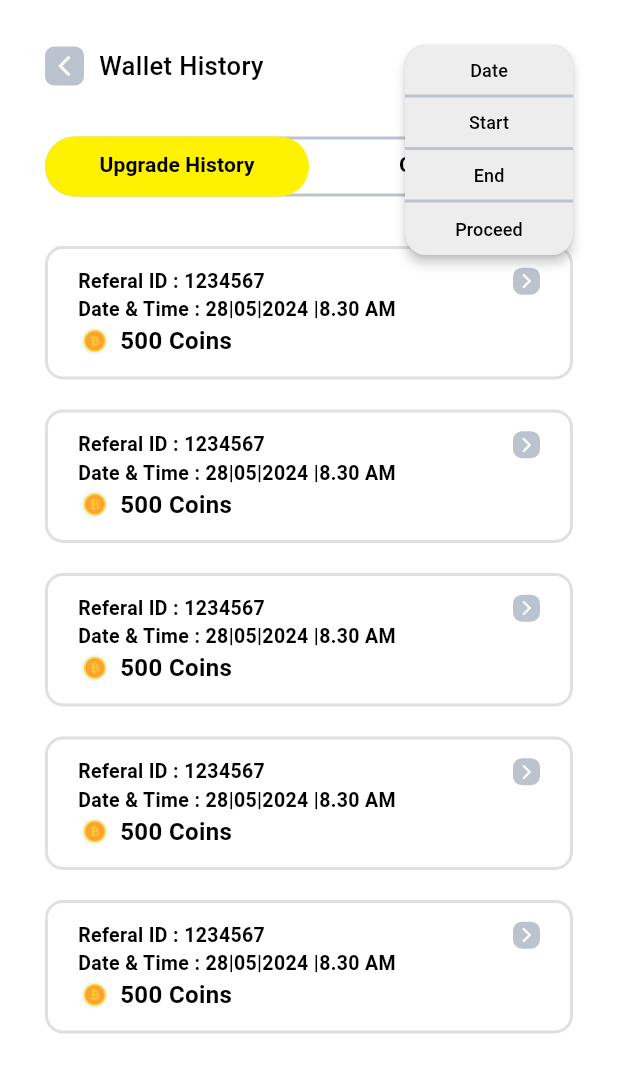
After one commit to muhammed-aslam-pm/Homeegram, a Flutter app: the WalletHistoryPage screen opened by its route, after a tap on the "swap vert" icon, on a phone screen of 412 x 824 dp. The commit adds this screen. Shown: the top 1073 px of the screen. Run offline on Flutter 3.47's test engine with Material 3 defaults, Android fonts, the light colour scheme and no system bars; our stand-ins replace bloc, dartz, dio, flutter_bloc, flutter_localization, freezed_annotation and 6 more; accounts and stored records are empty; generated files the repository leaves out were written again.

Commit message:
wallet history and refferal history completed

```diff
--- a/lib/core/config/theme/app_colors.dart
+++ b/lib/core/config/theme/app_colors.dart
@@ -16,8 +16,11 @@ class AppColors {
   static const Color warning = Color(0xFFF59E0B);
   static const Color info = Color(0xFF3B82F6);
 
+  static const Color containerBorder = Color(0xffe0e0e0);
+
   static const Color grey1 = Colors.grey;
   static const Color grey2 = Color(0xFFededed);
+  static const Color grey3 = Color(0xFFbbc3ce);
 
   // Dark Theme Colors ------------------------------------------------------------------------------
   static const Color darkPrimary = Color.fromARGB(255, 254, 242, 0);
--- a/lib/core/navigation/navigation_extensions.dart
+++ b/lib/core/navigation/navigation_extensions.dart
@@ -52,4 +52,12 @@ extension NavigationExtensions on BuildContext {
   void successScreen() {
     pushNamed('success_screen');
   }
+
+  void pushRefferalHistory() {
+    pushNamed('refferal_history');
+  }
+
+  void pushWalletHistory() {
+    pushNamed('wallet_history');
+  }
 }
--- a/lib/core/router/app_router.dart
+++ b/lib/core/router/app_router.dart
@@ -9,10 +9,12 @@ import 'package:homeegram/features/auth/presentation/pages/professionl_category_
 import 'package:homeegram/features/auth/presentation/pages/profile_information_page.dart';
 import 'package:homeegram/features/auth/presentation/pages/sign_up_page.dart';
 import 'package:homeegram/features/home/home_page.dart';
-import 'package:homeegram/features/wallet/presentation/pages/git_coins_page.dart';
+import 'package:homeegram/features/wallet/presentation/pages/gift_coins_page.dart';
 import 'package:homeegram/features/wallet/presentation/pages/my_wallet_page.dart';
+import 'package:homeegram/features/wallet/presentation/pages/refferal_history_page.dart';
 import 'package:homeegram/features/wallet/presentation/pages/success_screen.dart';
 import 'package:homeegram/features/wallet/presentation/pages/upgrade_wallet_page.dart';
+import 'package:homeegram/features/wallet/presentation/pages/wallet_history_page.dart';
 import 'package:homeegram/features/wallet/presentation/pages/wallet_page.dart';
 import 'package:homeegram/features/wallet/presentation/pages/wallet_verification_page.dart';
 
@@ -44,6 +46,8 @@ class AppRouter {
         '/gift_coin',
         '/wallet_verification',
         '/success_screen',
+        '/refferal_history',
+        '/wallet_history',
       ];
 
       // Handle unauthenticated users
@@ -139,6 +143,18 @@ class AppRouter {
         name: 'success_screen',
         builder: (context, state) => const SuccessScreen(),
       ),
+      // wallet verification Page
+      GoRoute(
+        path: '/refferal_history',
+        name: 'refferal_history',
+        builder: (context, state) => const RefferalHistoryPage(),
+      ),
+      // wallet verification Page
+      GoRoute(
+        path: '/wallet_history',
+        name: 'wallet_history',
+        builder: (context, state) => const WalletHistoryPage(),
+      ),
       // Main App Shell with Bottom Navigation
       ShellRoute(
         navigatorKey: _shellNavigatorKey,
--- a/lib/features/wallet/presentation/pages/my_wallet_page.dart
+++ b/lib/features/wallet/presentation/pages/my_wallet_page.dart
@@ -47,8 +47,14 @@ class MyWalletPage extends StatelessWidget {
             label: "Gift Coin",
             onTap: () => context.pushGiftCoinPage(),
           ),
-          const WalletActionButton(label: "Wallet History"),
-          const WalletActionButton(label: "Refferal History"),
+          WalletActionButton(
+            label: "Wallet History",
+            onTap: () => context.pushWalletHistory(),
+          ),
+          WalletActionButton(
+            label: "Refferal History",
+            onTap: () => context.pushRefferalHistory(),
+          ),
         ],
       ),
     );
--- /dev/null
+++ b/lib/features/wallet/presentation/pages/refferal_history_page.dart
@@ -0,0 +1,52 @@
+import 'package:flutter/material.dart';
+import 'package:homeegram/core/config/theme/app_colors.dart';
+import 'package:homeegram/features/wallet/presentation/widgets/filter_button.dart';
+import 'package:homeegram/features/wallet/presentation/widgets/referal_card.dart';
+import 'package:homeegram/features/wallet/presentation/widgets/wallet_app_bar.dart';
+
+class RefferalHistoryPage extends StatelessWidget {
+  const RefferalHistoryPage({super.key});
+
+  @override
+  Widget build(BuildContext context) {
+    final screenSize = MediaQuery.of(context).size;
+
+    return Scaffold(
+      body: SafeArea(
+        child: Padding(
+          padding: const EdgeInsets.all(30.0),
+          child: Column(
+            crossAxisAlignment: CrossAxisAlignment.start,
+            children: [
+              WalletAppBar(
+                title: "Refferal History",
+                actionButton: FilterButton(),
+              ),
+              _buildVerticalSpacer(screenSize.height, 0.04),
+              _buildReferalsList(),
+            ],
+          ),
+        ),
+      ),
+    );
+  }
+
+  _buildReferalsList() {
+    return ListView.separated(
+      shrinkWrap: true,
+      itemBuilder: (context, index) => ReferralCard(
+        referralId: "@ab*****",
+        dateTime: "28|05|2024",
+        coins: 50,
+      ),
+      itemCount: 5,
+      separatorBuilder: (context, index) => SizedBox(
+        height: 20,
+      ),
+    );
+  }
+
+  Widget _buildVerticalSpacer(double screenHeight, double percentage) {
+    return SizedBox(height: screenHeight * percentage);
+  }
+}
--- /dev/null
+++ b/lib/features/wallet/presentation/pages/wallet_history_page.dart
@@ -0,0 +1,118 @@
+import 'package:flutter/material.dart';
+import 'package:homeegram/core/config/theme/app_colors.dart';
+import 'package:homeegram/features/wallet/presentation/widgets/filter_button.dart';
+import 'package:homeegram/features/wallet/presentation/widgets/referal_card.dart';
+import 'package:homeegram/features/wallet/presentation/widgets/wallet_app_bar.dart';
+import 'package:homeegram/features/wallet/presentation/widgets/wallet_history_card.dart';
+
+class WalletHistoryPage extends StatelessWidget {
+  const WalletHistoryPage({super.key});
+
+  @override
+  Widget build(BuildContext context) {
+    final screenSize = MediaQuery.of(context).size;
+
+    return DefaultTabController(
+      length: 2,
+      child: Scaffold(
+        body: SafeArea(
+          child: Padding(
+            padding: const EdgeInsets.all(30.0),
+            child: Column(
+              crossAxisAlignment: CrossAxisAlignment.start,
+              children: [
+                WalletAppBar(
+                  title: "Wallet History",
+                  actionButton: FilterButton(),
+                ),
+                _buildVerticalSpacer(screenSize.height, 0.04),
+                _buildTabBar(),
+                _buildVerticalSpacer(screenSize.height, 0.04),
+                _buildTabView(),
+              ],
+            ),
+          ),
+        ),
+      ),
+    );
+  }
+
+  _buildTabBar() {
+    return Stack(
+      children: [
+        Container(
+            height: 40,
+            decoration: BoxDecoration(
+                borderRadius: BorderRadius.circular(40),
+                border: Border.all(width: 2, color: AppColors.grey3)),
+            child: SizedBox(
+              width: double.infinity,
+            )),
+        SizedBox(
+          height: 40,
+          child: TabBar(
+            tabs: [
+              Tab(text: "Upgrade History"),
+              Tab(text: "Gift Coin"),
+            ],
+            dividerColor: Colors.transparent,
+            dividerHeight: 0,
+            indicator: BoxDecoration(
+              borderRadius: BorderRadius.circular(20),
+              color: AppColors.lightPrimary,
+            ),
+            indicatorColor: AppColors.lightPrimary,
+            indicatorSize: TabBarIndicatorSize.tab,
+            labelStyle: TextStyle(
+                color: AppColors.lightTextPrimary, fontWeight: FontWeight.w600),
+          ),
+        )
+      ],
+    );
+  }
+
+  Widget _buildVerticalSpacer(double screenHeight, double percentage) {
+    return SizedBox(height: screenHeight * percentage);
+  }
+
+  _buildTabView() {
+    return Expanded(
+      child: TabBarView(children: [
+        _buildUpgradeHistory(),
+        _buildCoinHistory(),
+      ]),
+    );
+  }
+
+  _buildUpgradeHistory() {
+    return ListView.separated(
+      shrinkWrap: true,
+      itemBuilder: (context, index) => WalletHistoryCard(
+        transactionId: "1234567",
+        dateTime: "28|05|2024 |8.30 AM",
+        coins: 500,
+      ),
+      itemCount: 5,
+      separatorBuilder: (context, index) => SizedBox(
+        height: 20,
+      ),
+    );
+  }
+
+  _buildCoinHistory() {
+    return ListView.separated(
+      shrinkWrap: true,
+      itemBuilder: (context, index) => WalletHistoryCard(
+        transactionId: "1234567",
+        dateTime: "28|05|2024 |8.30 AM",
+        coins: 500,
+        userId: "@aslammhd",
+        isSuccess: index % 2 == 0 ? true : false,
+      ),
+      itemCount: 5,
+      separatorBuilder: (context, index) => SizedBox(
+        height: 20,
+      ),
+    );
+  }
+}
--- a/lib/features/wallet/presentation/widgets/back_button.dart
+++ b/lib/features/wallet/presentation/widgets/back_button.dart
@@ -14,7 +14,7 @@ class WalletBackButton extends StatelessWidget {
       },
       child: Container(
         decoration: BoxDecoration(
-            borderRadius: BorderRadius.circular(6), color: AppColors.grey1),
+            borderRadius: BorderRadius.circular(6), color: AppColors.grey3),
         padding: EdgeInsets.all(5),
         alignment: Alignment.center,
         margin: EdgeInsets.only(right: 10),
--- /dev/null
+++ b/lib/features/wallet/presentation/widgets/filter_button.dart
@@ -0,0 +1,80 @@
+import 'package:flutter/material.dart';
+import 'package:homeegram/core/config/theme/app_colors.dart';
+
+class FilterButton extends StatefulWidget {
+  @override
+  _FilterButtonState createState() => _FilterButtonState();
+}
+
+class _FilterButtonState extends State<FilterButton> {
+  final List<String> menuItems = ["Date", "Start", "End", "Proceed"];
+  String? selectedItem;
+
+  @override
+  Widget build(BuildContext context) {
+    return PopupMenuButton<String>(
+      onSelected: (value) {
+        setState(() {
+          selectedItem = value;
+        });
+      },
+      menuPadding: EdgeInsets.zero, // Removes extra padding
+      shape: RoundedRectangleBorder(
+        borderRadius: BorderRadius.circular(14),
+      ),
+      color: AppColors.grey3,
+      itemBuilder: (context) {
+        List<PopupMenuEntry<String>> items = [];
+        for (int i = 0; i < menuItems.length; i++) {
+          items.add(
+            PopupMenuItem<String>(
+              height: 35,
+              value: menuItems[i],
+              padding: EdgeInsets.zero, // Removes internal padding
+              child: Container(
+                height: 35,
+                alignment: Alignment.center,
+                decoration: BoxDecoration(
+                    color: menuItems[i] == selectedItem
+                        ? AppColors.lightPrimary
+                        : AppColors.grey2,
+                    borderRadius: BorderRadius.vertical(
+                        top: Radius.circular(i == 0 ? 14 : 0),
+                        bottom: Radius.circular(
+                            i == menuItems.length - 1 ? 14 : 0)),
+                    border: i < menuItems.length - 1
+                        ? Border(
+                            bottom:
+                                BorderSide(width: 2, color: AppColors.grey3))
+                        : null),
+                child: Text(
+                  menuItems[i],
+                  style: TextStyle(
+                    fontWeight: FontWeight.w500,
+                    fontSize: 12,
+                    color: AppColors.lightTextPrimary,
+                  ),
+                ),
+              ),
+            ),
+          );
+        }
+        return items;
+      },
+      child: Container(
+        decoration: BoxDecoration(
+          borderRadius: BorderRadius.circular(6),
+          color: AppColors.grey3,
+        ),
+        padding: EdgeInsets.all(4),
+        alignment: Alignment.center,
+        margin: EdgeInsets.only(right: 10),
+        child: Icon(
+          Icons.swap_vert_rounded,
+          color: AppColors.lightSurface,
+          size: 20,
+        ),
+      ),
+    );
+  }
+}
--- /dev/null
+++ b/lib/features/wallet/presentation/widgets/referal_card.dart
@@ -0,0 +1,66 @@
+import 'package:flutter/material.dart';
+import 'package:homeegram/core/config/theme/app_colors.dart';
+import 'package:homeegram/core/constants/icons.dart';
+
+class ReferralCard extends StatelessWidget {
+  final String referralId;
+  final String dateTime;
+  final int coins;
+
+  const ReferralCard({
+    Key? key,
+    required this.referralId,
+    required this.dateTime,
+    required this.coins,
+  }) : super(key: key);
+
+  @override
+  Widget build(BuildContext context) {
+    return Container(
+      padding: const EdgeInsets.symmetric(vertical: 12, horizontal: 20),
+      decoration: BoxDecoration(
+        borderRadius: BorderRadius.circular(12),
+        color: AppColors.lightSurface,
+        border: Border.all(color: AppColors.containerBorder, width: 2),
+      ),
+      child: Column(
+        crossAxisAlignment: CrossAxisAlignment.start,
+        children: [
+          Text(
+            "Referal ID : $referralId",
+            style: TextStyle(
+              fontSize: 15,
+              fontWeight: FontWeight.w600,
+              color: AppColors.lightTextPrimary,
+            ),
+          ),
+          Text(
+            "Date & Time : $dateTime",
+            style: TextStyle(
+              fontSize: 16,
+              fontWeight: FontWeight.w600,
+              color: AppColors.lightTextPrimary,
+            ),
+          ),
+          Row(
+            children: [
+              Image.asset(
+                AppIcons.coinIcon,
+                width: 22,
+                height: 22,
+              ),
+              const SizedBox(width: 6),
+              Text(
+                "$coins Coins",
+                style: TextStyle(
+                    fontSize: 16,
+                    fontWeight: FontWeight.w600,
+                    color: AppColors.lightTextPrimary),
+              ),
+            ],
+          ),
+        ],
+      ),
+    );
+  }
+}
--- /dev/null
+++ b/lib/features/wallet/presentation/widgets/wallet_history_card.dart
@@ -0,0 +1,145 @@
+import 'package:flutter/material.dart';
+import 'package:homeegram/core/config/theme/app_colors.dart';
+import 'package:homeegram/core/constants/icons.dart';
+
+class WalletHistoryCard extends StatelessWidget {
+  final String transactionId;
+  final String dateTime;
+  final int coins;
+  final bool? isSuccess;
+  final String? userId;
+
+  const WalletHistoryCard({
+    Key? key,
+    required this.transactionId,
+    required this.dateTime,
+    required this.coins,
+    this.isSuccess,
+    this.userId,
+  }) : super(key: key);
+
+  @override
+  Widget build(BuildContext context) {
+    return Container(
+      padding: const EdgeInsets.fromLTRB(20, 12, 10, 12),
+      decoration: BoxDecoration(
+        borderRadius: BorderRadius.circular(12),
+        color: AppColors.lightSurface,
+        border: Border.all(color: AppColors.containerBorder, width: 2),
+      ),
+      child: Column(
+        crossAxisAlignment: CrossAxisAlignment.start,
+        children: [
+          Row(
+            children: [
+              Text(
+                "Referal ID : $transactionId",
+                style: TextStyle(
+                  fontSize: 13,
+                  fontWeight: FontWeight.w600,
+                  color: AppColors.lightTextPrimary,
+                ),
+              ),
+              SizedBox(width: 10),
+              if (isSuccess != null)
+                Row(
+                  crossAxisAlignment: CrossAxisAlignment.center,
+                  children: [
+                    isSuccess!
+                        ? Icon(
+                            Icons.check_circle,
+                            size: 12,
+                            color: AppColors.success,
+                          )
+                        : Icon(
+                            Icons.remove_circle_outlined,
+                            size: 12,
+                            color: AppColors.error,
+                          ),
+                    SizedBox(width: 5),
+                    Text(
+                      isSuccess! ? "success" : "Failed",
+                      style: TextStyle(
+                        fontSize: 13,
+                        fontWeight: FontWeight.w600,
+                        color: AppColors.lightTextPrimary,
+                      ),
+                    ),
+                  ],
+                ),
+              Spacer(),
+              Container(
+                decoration: BoxDecoration(
+                  borderRadius: BorderRadius.circular(6),
+                  color: AppColors.grey3,
+                ),
+                padding: EdgeInsets.all(3),
+                alignment: Alignment.center,
+                margin: EdgeInsets.only(right: 10),
+                child: Icon(
+                  Icons.arrow_forward_ios_rounded,
+                  color: AppColors.lightSurface,
+                  size: 12,
+                ),
+              ),
+            ],
+          ),
+          Text(
+            "Date & Time : $dateTime",
+            style: TextStyle(
+              fontSize: 13,
+              fontWeight: FontWeight.w600,
+              color: AppColors.lightTextPrimary,
+            ),
+          ),
+          Row(
+            children: [
+              Row(
+                children: [
+                  Image.asset(
+                    AppIcons.coinIcon,
+                    width: 22,
+                    height: 22,
+                  ),
+                  const SizedBox(width: 6),
+                  Text(
+                    "$coins Coins",
+                    style: TextStyle(
+                        fontSize: 16,
+                        fontWeight: FontWeight.w600,
+                        color: AppColors.lightTextPrimary),
+                  ),
+                ],
+              ),
+              SizedBox(
+                width: 20,
+              ),
+              if (userId != null)
+                Row(
+                  children: [
+                    Icon(
+                      (isSuccess ?? false)
+                          ? Icons.arrow_circle_up
+                          : Icons.arrow_circle_down,
+                      color: (isSuccess ?? false)
+                          ? AppColors.success
+                          : AppColors.error,
+                      size: 20,
+                    ),
+                    const SizedBox(width: 6),
+                    Text(
+                      userId ?? "",
+                      style: TextStyle(
+                          fontSize: 15,
+                          fontWeight: FontWeight.w600,
+                          color: AppColors.lightTextPrimary),
+                    ),
+                  ],
+                ),
+            ],
+          ),
+        ],
+      ),
+    );
+  }
+}
```
Also changed, not shown: lib/features/wallet/presentation/pages/gift_coins_page.dart (renamed from lib/features/wallet/presentation/pages/git_coins_page.dart).
